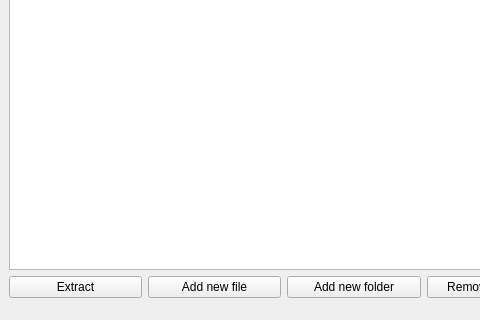
Qt form archive_window.ui (307372/Turbo-Kompresor-2000) before a commit; both pictures show x 0 to 480 and y 126 to 446 of the 708 by 446 pixel window.
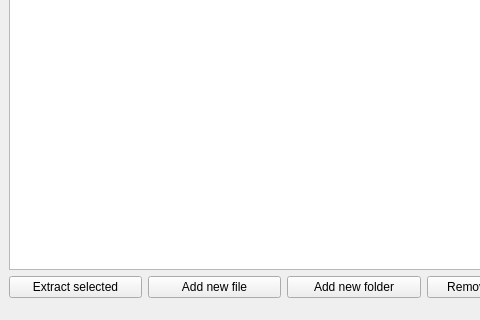
The same form after that commit.

Diff of the .ui file:
```diff
--- a/archive_window.ui
+++ b/archive_window.ui
@@ -63,7 +63,7 @@
       <item>
        <widget class="QPushButton" name="buttonExtractSelected">
         <property name="text">
-         <string>Extract</string>
+         <string>Extract selected</string>
         </property>
        </widget>
       </item>
```
